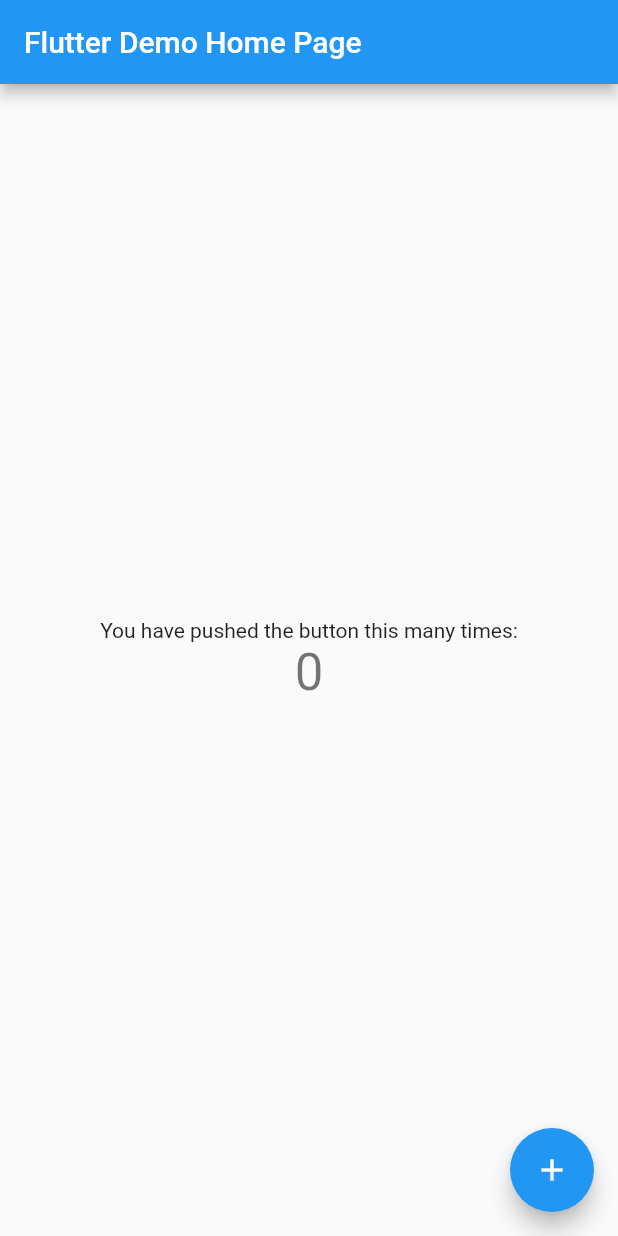
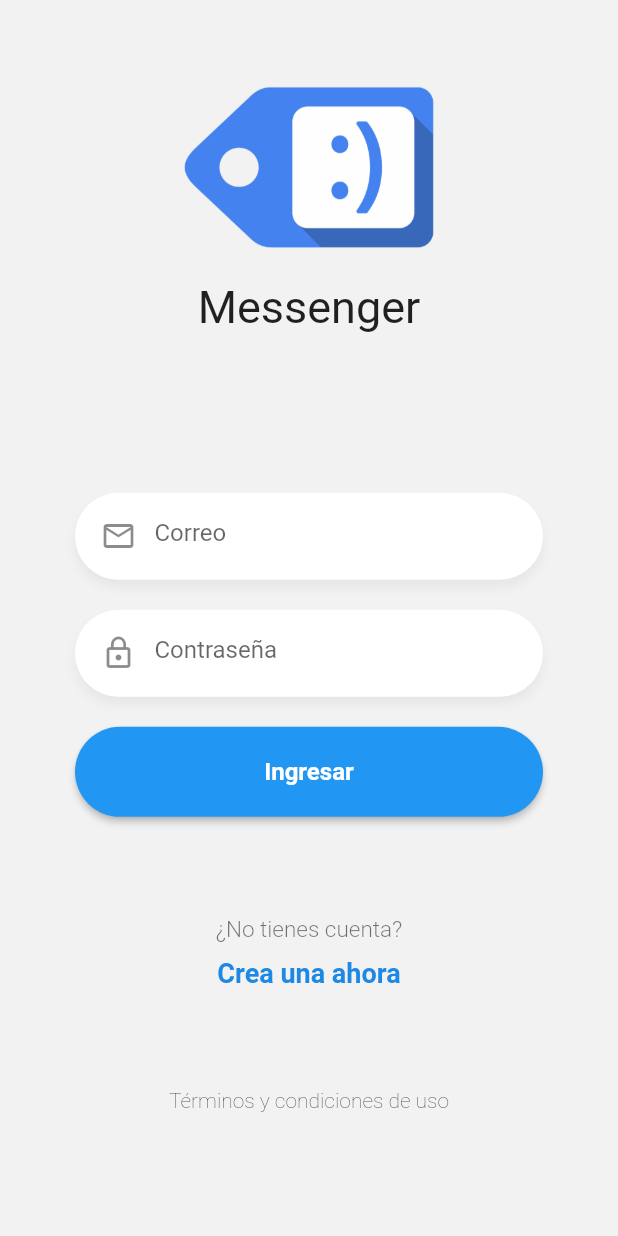
Before and after one commit to LuisPulenta/chat, a Flutter app: the screen it shows after launch, on a phone screen of 412 x 824 dp. Run offline on Flutter 3.47's test engine with Material 2 defaults, Android fonts, the phone set to English and light mode, and no system bars.

Commit message:
Login y Register

```diff
--- a/lib/main.dart
+++ b/lib/main.dart
@@ -1,115 +1,18 @@
 import 'package:flutter/material.dart';
+import 'package:chat/routes/routes.dart';
 
-void main() {
-  runApp(const MyApp());
-}
+void main() => runApp(const MyApp());
 
 class MyApp extends StatelessWidget {
   const MyApp({Key? key}) : super(key: key);
 
-  // This widget is the root of your application.
   @override
   Widget build(BuildContext context) {
     return MaterialApp(
-      title: 'Flutter Demo',
-      theme: ThemeData(
-        // This is the theme of your application.
-        //
-        // Try running your application with "flutter run". You'll see the
-        // application has a blue toolbar. Then, without quitting the app, try
-        // changing the primarySwatch below to Colors.green and then invoke
-        // "hot reload" (press "r" in the console where you ran "flutter run",
-        // or simply save your changes to "hot reload" in a Flutter IDE).
-        // Notice that the counter didn't reset back to zero; the application
-        // is not restarted.
-        primarySwatch: Colors.blue,
-      ),
-      home: const MyHomePage(title: 'Flutter Demo Home Page'),
+      debugShowCheckedModeBanner: false,
+      title: 'Chat',
+      initialRoute: 'login',
+      routes: appRoutes,
     );
   }
 }
-
-class MyHomePage extends StatefulWidget {
-  const MyHomePage({Key? key, required this.title}) : super(key: key);
-
-  // This widget is the home page of your application. It is stateful, meaning
-  // that it has a State object (defined below) that contains fields that affect
-  // how it looks.
-
-  // This class is the configuration for the state. It holds the values (in this
-  // case the title) provided by the parent (in this case the App widget) and
-  // used by the build method of the State. Fields in a Widget subclass are
-  // always marked "final".
-
-  final String title;
-
-  @override
-  State<MyHomePage> createState() => _MyHomePageState();
-}
-
-class _MyHomePageState extends State<MyHomePage> {
-  int _counter = 0;
-
-  void _incrementCounter() {
-    setState(() {
-      // This call to setState tells the Flutter framework that something has
-      // changed in this State, which causes it to rerun the build method below
-      // so that the display can reflect the updated values. If we changed
-      // _counter without calling setState(), then the build method would not be
-      // called again, and so nothing would appear to happen.
-      _counter++;
-    });
-  }
-
-  @override
-  Widget build(BuildContext context) {
-    // This method is rerun every time setState is called, for instance as done
-    // by the _incrementCounter method above.
-    //
-    // The Flutter framework has been optimized to make rerunning build methods
-    // fast, so that you can just rebuild anything that needs updating rather
-    // than having to individually change instances of widgets.
-    return Scaffold(
-      appBar: AppBar(
-        // Here we take the value from the MyHomePage object that was created by
-        // the App.build method, and use it to set our appbar title.
-        title: Text(widget.title),
-      ),
-      body: Center(
-        // Center is a layout widget. It takes a single child and positions it
-        // in the middle of the parent.
-        child: Column(
-          // Column is also a layout widget. It takes a list of children and
-          // arranges them vertically. By default, it sizes itself to fit its
-          // children horizontally, and tries to be as tall as its parent.
-          //
-          // Invoke "debug painting" (press "p" in the console, choose the
-          // "Toggle Debug Paint" action from the Flutter Inspector in Android
-          // Studio, or the "Toggle Debug Paint" command in Visual Studio Code)
-          // to see the wireframe for each widget.
-          //
-          // Column has various properties to control how it sizes itself and
-          // how it positions its children. Here we use mainAxisAlignment to
-          // center the children vertically; the main axis here is the vertical
-          // axis because Columns are vertical (the cross axis would be
-          // horizontal).
-          mainAxisAlignment: MainAxisAlignment.center,
-          children: <Widget>[
-            const Text(
-              'You have pushed the button this many times:',
-            ),
-            Text(
-              '$_counter',
-              style: Theme.of(context).textTheme.headline4,
-            ),
-          ],
-        ),
-      ),
-      floatingActionButton: FloatingActionButton(
-        onPressed: _incrementCounter,
-        tooltip: 'Increment',
-        child: const Icon(Icons.add),
-      ), // This trailing comma makes auto-formatting nicer for build methods.
-    );
-  }
-}
--- /dev/null
+++ b/lib/routes/routes.dart
@@ -0,0 +1,10 @@
+import 'package:flutter/material.dart';
+import '../screens/screens.dart';
+
+final Map<String, Widget Function(BuildContext)> appRoutes = {
+  'usuarios': (_) => const UsuariosScreen(),
+  'chat': (_) => const ChatScreen(),
+  'login': (_) => const LoginScreen(),
+  'register': (_) => const RegisterScreen(),
+  'loading': (_) => const LoadingScreen(),
+};
--- /dev/null
+++ b/lib/screens/login_screen.dart
@@ -0,0 +1,72 @@
+import 'package:flutter/material.dart';
+import 'package:chat/widgets/widgets.dart';
+
+class LoginScreen extends StatelessWidget {
+  const LoginScreen({Key? key}) : super(key: key);
+
+  @override
+  Widget build(BuildContext context) {
+    return Scaffold(
+        backgroundColor: const Color(0xfff2f2f2),
+        body: SafeArea(
+          child: SingleChildScrollView(
+            physics: const BouncingScrollPhysics(),
+            child: Container(
+              height: MediaQuery.of(context).size.height * 0.9,
+              child: Column(
+                mainAxisAlignment: MainAxisAlignment.spaceBetween,
+                children: [
+                  const Logo(titulo: 'Messenger'),
+                  _Form(),
+                  const Labels(
+                    ruta: 'register',
+                    titulo: '¿No tienes cuenta?',
+                    subtitulo: 'Crea una ahora',
+                  ),
+                  const Text('Términos y condiciones de uso',
+                      style: TextStyle(fontWeight: FontWeight.w200)),
+                ],
+              ),
+            ),
+          ),
+        ));
+  }
+}
+
+//------------------ _Form ----------------------
+class _Form extends StatefulWidget {
+  @override
+  State<_Form> createState() => __FormState();
+}
+
+class __FormState extends State<_Form> {
+  final emailCtrl = TextEditingController();
+  final passCtrl = TextEditingController();
+  @override
+  Widget build(BuildContext context) {
+    return Container(
+      margin: const EdgeInsets.only(top: 40),
+      padding: const EdgeInsets.symmetric(horizontal: 50),
+      child: Column(children: [
+        CustomInput(
+          icon: Icons.mail_outline,
+          placeholder: 'Correo',
+          keyboardType: TextInputType.emailAddress,
+          textController: emailCtrl,
+        ),
+        CustomInput(
+          icon: Icons.lock_outline,
+          placeholder: 'Contraseña',
+          textController: passCtrl,
+          isPassword: true,
+        ),
+        BotonAzul(
+            text: 'Ingresar',
+            onPressed: () {
+              print(emailCtrl.text);
+              print(emailCtrl.text);
+            }),
+      ]),
+    );
+  }
+}
--- /dev/null
+++ b/lib/screens/screens.dart
@@ -0,0 +1,6 @@
+export 'package:chat/screens/chat_screen.dart';
+export 'package:chat/screens/home_screen.dart';
+export 'package:chat/screens/loading_screen.dart';
+export 'package:chat/screens/login_screen.dart';
+export 'package:chat/screens/register_screen.dart';
+export 'package:chat/screens/usuarios_screen.dart';
--- /dev/null
+++ b/lib/widgets/boton_azul.dart
@@ -0,0 +1,29 @@
+import 'package:flutter/material.dart';
+
+class BotonAzul extends StatelessWidget {
+  final String text;
+  final Function()? onPressed;
+
+  const BotonAzul({Key? key, required this.text, required this.onPressed})
+      : super(key: key);
+
+  @override
+  Widget build(BuildContext context) {
+    return MaterialButton(
+      child: SizedBox(
+        width: double.infinity,
+        height: 60,
+        child: Center(
+          child: Text(text,
+              style: const TextStyle(
+                  color: Colors.white,
+                  fontSize: 16,
+                  fontWeight: FontWeight.bold)),
+        ),
+      ),
+      color: Colors.blue,
+      shape: const StadiumBorder(),
+      onPressed: onPressed ?? null,
+    );
+  }
+}
--- /dev/null
+++ b/lib/widgets/custom_input.dart
@@ -0,0 +1,48 @@
+import 'package:flutter/material.dart';
+
+class CustomInput extends StatelessWidget {
+  final IconData icon;
+  final String placeholder;
+  final TextEditingController textController;
+  final TextInputType keyboardType;
+  final bool isPassword;
+
+  const CustomInput(
+      {Key? key,
+      required this.icon,
+      required this.placeholder,
+      required this.textController,
+      this.keyboardType = TextInputType.text,
+      this.isPassword = false})
+      : super(key: key);
+
+  @override
+  Widget build(BuildContext context) {
+    return Container(
+      margin: const EdgeInsets.only(bottom: 20),
+      padding: const EdgeInsets.only(top: 5, bottom: 5, left: 5, right: 20),
+      decoration: BoxDecoration(
+          color: Colors.white,
+          borderRadius: BorderRadius.circular(30),
+          boxShadow: [
+            BoxShadow(
+              color: Colors.black.withOpacity(0.05),
+              offset: const Offset(0, 5),
+              blurRadius: 5,
+            )
+          ]),
+      child: TextField(
+        controller: textController,
+        autocorrect: false,
+        keyboardType: keyboardType,
+        obscureText: isPassword,
+        decoration: InputDecoration(
+          prefixIcon: Icon(icon),
+          focusedBorder: InputBorder.none,
+          border: InputBorder.none,
+          hintText: placeholder,
+        ),
+      ),
+    );
+  }
+}
--- /dev/null
+++ b/lib/widgets/labels.dart
@@ -0,0 +1,45 @@
+import 'package:flutter/material.dart';
+
+class Labels extends StatelessWidget {
+  final String ruta;
+  final String titulo;
+  final String subtitulo;
+
+  const Labels(
+      {Key? key,
+      required this.ruta,
+      required this.titulo,
+      required this.subtitulo})
+      : super(key: key);
+
+  @override
+  Widget build(BuildContext context) {
+    return Container(
+      child: Column(
+        children: [
+          Text(
+            titulo,
+            style: const TextStyle(
+                color: Colors.black54,
+                fontSize: 15,
+                fontWeight: FontWeight.w300),
+          ),
+          const SizedBox(
+            height: 10,
+          ),
+          GestureDetector(
+              child: Text(
+                subtitulo,
+                style: TextStyle(
+                    color: Colors.blue[600],
+                    fontSize: 18,
+                    fontWeight: FontWeight.bold),
+              ),
+              onTap: () {
+                Navigator.pushReplacementNamed(context, ruta);
+              }),
+        ],
+      ),
+    );
+  }
+}
--- /dev/null
+++ b/lib/widgets/logo.dart
@@ -0,0 +1,32 @@
+import 'package:flutter/material.dart';
+
+class Logo extends StatelessWidget {
+  final String titulo;
+  const Logo({Key? key, required this.titulo}) : super(key: key);
+
+  @override
+  Widget build(BuildContext context) {
+    return Center(
+      child: Container(
+        padding: const EdgeInsets.only(top: 50),
+        width: 170,
+        child: Column(
+          children: [
+            const Image(
+              image: AssetImage('assets/tag-logo.png'),
+            ),
+            const SizedBox(
+              height: 20,
+            ),
+            Text(
+              titulo,
+              style: const TextStyle(
+                fontSize: 30,
+              ),
+            ),
+          ],
+        ),
+      ),
+    );
+  }
+}
--- /dev/null
+++ b/lib/widgets/widgets.dart
@@ -0,0 +1,4 @@
+export 'package:chat/widgets/boton_azul.dart';
+export 'package:chat/widgets/custom_input.dart';
+export 'package:chat/widgets/labels.dart';
+export 'package:chat/widgets/logo.dart';
--- a/pubspec.yaml
+++ b/pubspec.yaml
@@ -58,8 +58,8 @@ flutter:
   uses-material-design: true
 
   # To add assets to your application, add an assets section, like this:
-  # assets:
-  #   - images/a_dot_burr.jpeg
+  assets:
+    - assets/
   #   - images/a_dot_ham.jpeg
 
   # An image asset can refer to one or more resolution-specific "variants", see
```
Also changed, not shown: lib/screens/chat_screen.dart (added, +18 -0 lines), lib/screens/home_screen.dart (added, +18 -0 lines), lib/screens/loading_screen.dart (added, +18 -0 lines), lib/screens/register_screen.dart (added, +80 -0 lines), lib/screens/usuarios_screen.dart (added, +18 -0 lines), lib/widgets/chat_message.dart (added, +58 -0 lines), assets/tag-logo.png (added).
